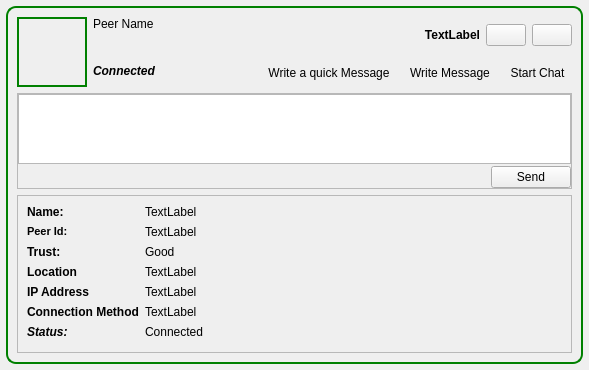
This is retroshare-gui/src/gui/feeds/PeerItem.ui in RetroShare/RetroShare as Qt 5 draws it before an edit. The edited form follows.
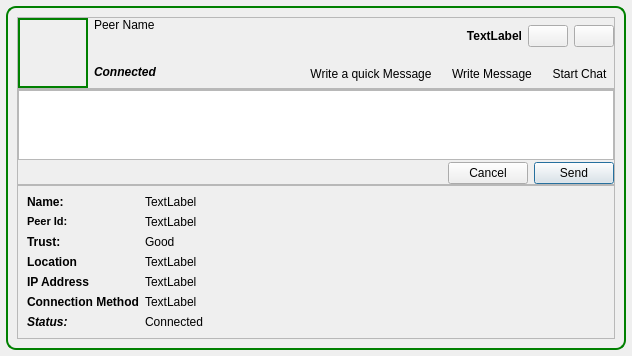
This is the edited form. Icons and pictures are not drawn.

Commit message: Added Cancel Buttons for Chat and Peer feed Items, and disable the Send Buttons by default, added for PeerItem to check if TextEdit is empty or not too.

Diff of the .ui file:
```diff
--- a/retroshare-gui/src/gui/feeds/PeerItem.ui
+++ b/retroshare-gui/src/gui/feeds/PeerItem.ui
@@ -6,8 +6,8 @@
    <rect>
     <x>0</x>
     <y>0</y>
-    <width>589</width>
-    <height>370</height>
+    <width>632</width>
+    <height>354</height>
    </rect>
   </property>
   <property name="windowTitle">
@@ -37,7 +37,22 @@
      <property name="frameShadow">
       <enum>QFrame::Raised</enum>
      </property>
+     <layout class="QGridLayout" name="gridLayout_5">
+      <property name="verticalSpacing">
+       <number>0</number>
+      </property>
+      <item row="0" column="0">
+       <widget class="QFrame" name="frame_2">
+        <property name="frameShape">
+         <enum>QFrame::StyledPanel</enum>
+        </property>
+        <property name="frameShadow">
+         <enum>QFrame::Raised</enum>
+        </property>
      <layout class="QGridLayout" name="gridLayout_4">
+         <property name="margin">
+          <number>0</number>
+         </property>
       <item row="0" column="0" rowspan="2">
        <layout class="QGridLayout" name="gridLayout">
         <item row="0" column="0" rowspan="2">
@@ -274,7 +289,10 @@
         </item>
        </layout>
       </item>
-      <item row="2" column="0" colspan="2">
+        </layout>
+       </widget>
+      </item>
+      <item row="1" column="0">
        <widget class="QFrame" name="messageframe">
         <property name="maximumSize">
          <size>
@@ -295,7 +313,7 @@
          <property name="margin">
           <number>0</number>
          </property>
-         <item row="0" column="0" colspan="2">
+         <item row="0" column="0" colspan="3">
           <widget class="QTextEdit" name="quickmsgText"/>
          </item>
          <item row="1" column="0">
@@ -311,17 +329,30 @@
            </property>
           </spacer>
          </item>
-         <item row="1" column="1">
+         <item row="1" column="2">
           <widget class="QPushButton" name="sendmsgButton">
            <property name="text">
             <string>Send</string>
            </property>
+           <property name="autoDefault">
+            <bool>false</bool>
+           </property>
+           <property name="default">
+            <bool>true</bool>
+           </property>
+          </widget>
+         </item>
+         <item row="1" column="1">
+          <widget class="QPushButton" name="cancelButton">
+           <property name="text">
+            <string>Cancel</string>
+           </property>
           </widget>
          </item>
         </layout>
        </widget>
       </item>
-      <item row="3" column="0" colspan="2">
+      <item row="2" column="0">
        <widget class="QFrame" name="expandFrame">
         <property name="frameShape">
          <enum>QFrame::StyledPanel</enum>
@@ -536,8 +567,8 @@
            </property>
            <property name="sizeHint" stdset="0">
             <size>
-             <width>20</width>
-             <height>40</height>
+             <width>578</width>
+             <height>78</height>
             </size>
            </property>
           </spacer>
@@ -548,19 +579,6 @@
      </layout>
     </widget>
    </item>
-   <item row="1" column="0">
-    <spacer name="verticalSpacer_2">
-     <property name="orientation">
-      <enum>Qt::Vertical</enum>
-     </property>
-     <property name="sizeHint" stdset="0">
-      <size>
-       <width>20</width>
-       <height>40</height>
-      </size>
-     </property>
-    </spacer>
-   </item>
   </layout>
  </widget>
  <resources>
```
Lines whose indentation alone changed are shown as unchanged. The commit also changes 4 other files.
